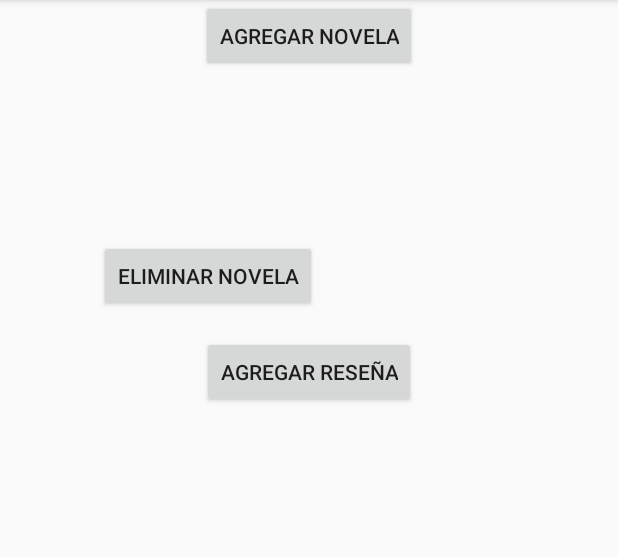
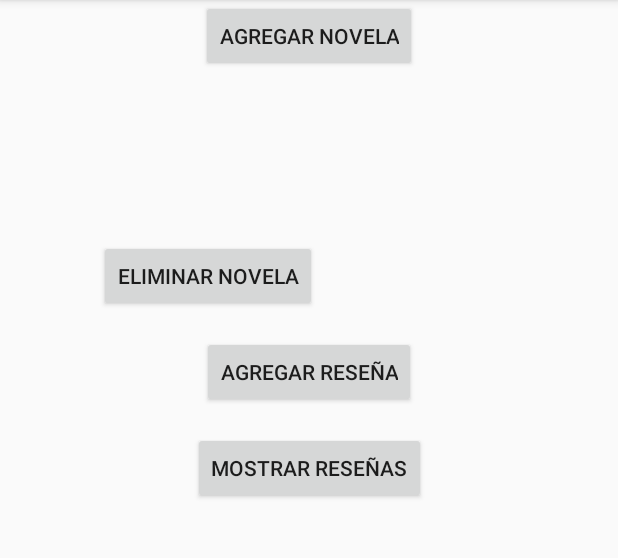
Before and after one commit to pablonso308/NovelManager, an Android app built with Jetpack Compose: the screen it shows after launch (MainActivity), on a phone screen of 412 x 824 dp, the part 84-642 px from its top. Run offline under Robolectric (Android 15) with nearby library versions, the phone set to English and light mode, and no system bars; our stand-ins replace Room's generated code.

Commit message:
version 1.5 reviews se puden agregar y ver

```diff
--- a/app/src/main/res/layout/activity_main.xml
+++ b/app/src/main/res/layout/activity_main.xml
@@ -37,6 +37,16 @@
         app:layout_constraintStart_toStartOf="parent"
         app:layout_constraintTop_toBottomOf="@id/buttonDeleteBook" />
 
+    <Button
+        android:id="@+id/buttonShowReviews"
+        android:layout_width="wrap_content"
+        android:layout_height="wrap_content"
+        android:layout_marginTop="16dp"
+        android:text="Mostrar Reseñas"
+        app:layout_constraintEnd_toEndOf="parent"
+        app:layout_constraintStart_toStartOf="parent"
+        app:layout_constraintTop_toBottomOf="@id/buttonAddReview" />
+
     <androidx.recyclerview.widget.RecyclerView
         android:id="@+id/recyclerView"
         android:layout_width="0dp"
```
Also changed, not shown: app/src/main/java/com/example/novelmanager/MainActivity.kt (+21 -0 lines).
